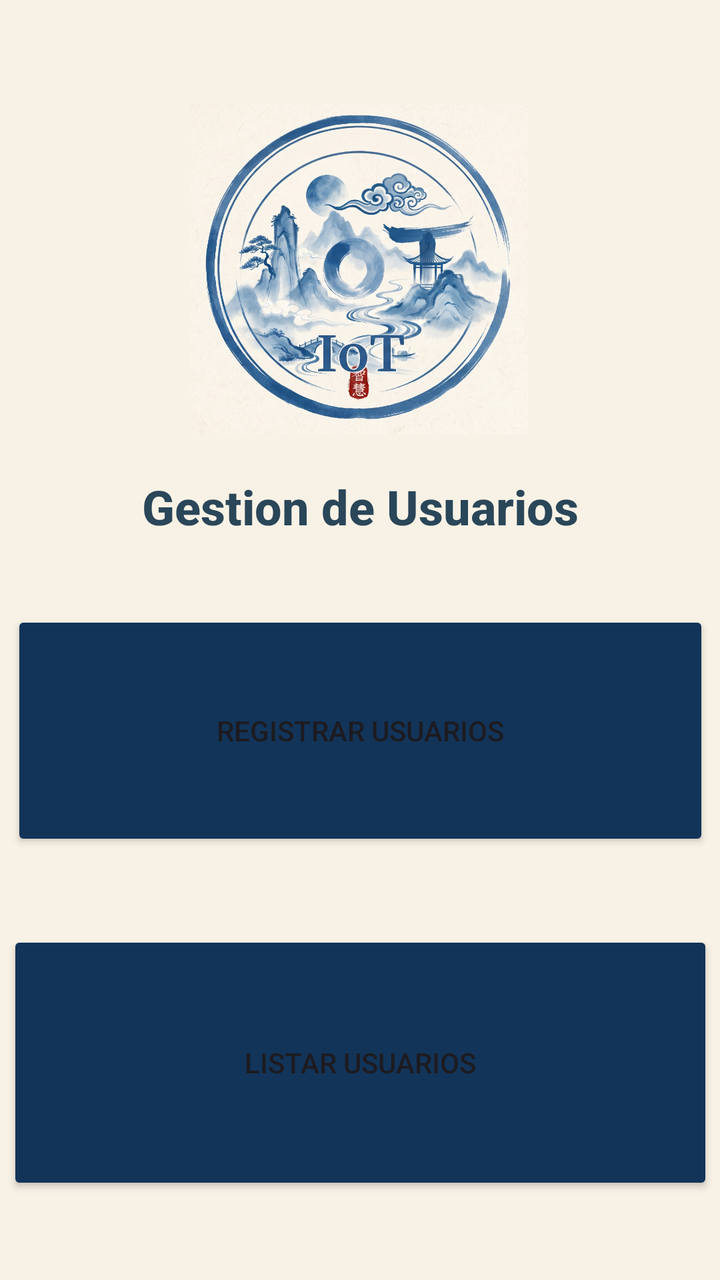
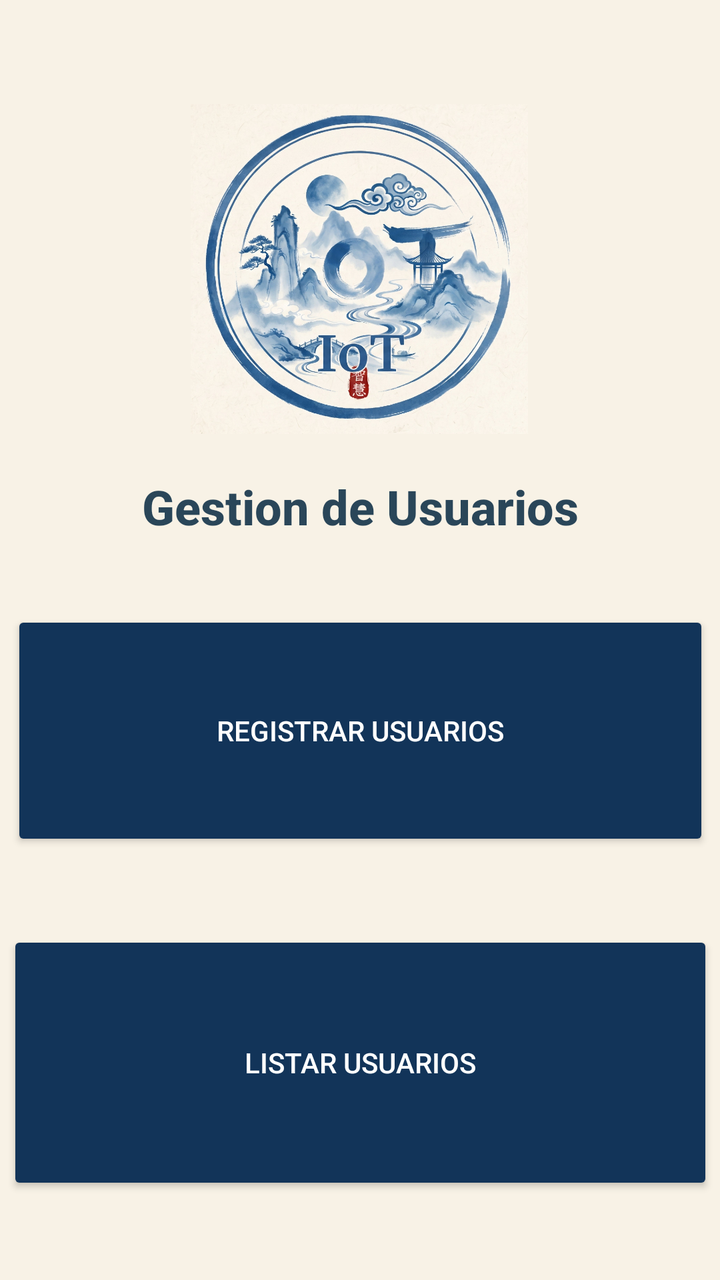

Compare the two renders of this Android layout. The source of the first and the diff that turns it into the second are given below.
<!-- AndroidManifest.xml: application theme Theme.Ejemplo1 -->
<!-- res/layout/activity_gestion_usuarios.xml -->
<?xml version="1.0" encoding="utf-8"?>
<androidx.constraintlayout.widget.ConstraintLayout xmlns:android="http://schemas.android.com/apk/res/android"
    xmlns:app="http://schemas.android.com/apk/res-auto"
    xmlns:tools="http://schemas.android.com/tools"
    android:id="@+id/main"
    android:layout_width="match_parent"
    android:layout_height="match_parent"
    android:background="#F8F2E6"
    tools:context=".GestionUsuarios">

    <ImageView
        android:id="@+id/imageView6"
        android:layout_width="312dp"
        android:layout_height="165dp"
        android:layout_marginTop="52dp"
        app:layout_constraintEnd_toEndOf="parent"
        app:layout_constraintHorizontal_bias="0.494"
        app:layout_constraintStart_toStartOf="parent"
        app:layout_constraintTop_toTopOf="parent"
        app:srcCompat="@drawable/logo" />

    <TextView
        android:id="@+id/textView5"
        android:layout_width="wrap_content"
        android:layout_height="wrap_content"
        android:layout_marginTop="20dp"
        android:fontFamily="sans-serif-medium"
        android:text="Gestion de Usuarios"
        android:textColor="#DA072940"
        android:textSize="24sp"
        android:textStyle="bold"
        app:layout_constraintEnd_toEndOf="parent"
        app:layout_constraintStart_toStartOf="parent"
        app:layout_constraintTop_toBottomOf="@+id/imageView6" />

    <Button
        android:id="@+id/btnRegistrarUsuarios"
        android:layout_width="349dp"
        android:layout_height="120dp"
        android:layout_marginTop="36dp"
        android:backgroundTint="#123459"
        android:text="Registrar Usuarios"
        app:layout_constraintEnd_toEndOf="parent"
        app:layout_constraintStart_toStartOf="parent"
        app:layout_constraintTop_toBottomOf="@+id/textView5" />

    <Button
        android:id="@+id/btnListar"
        android:layout_width="353dp"
        android:layout_height="132dp"
        android:layout_marginTop="40dp"
        android:backgroundTint="#123459"
        android:text="Listar Usuarios"
        app:layout_constraintEnd_toEndOf="parent"
        app:layout_constraintStart_toStartOf="parent"
        app:layout_constraintTop_toBottomOf="@+id/btnRegistrarUsuarios" />
</androidx.constraintlayout.widget.ConstraintLayout>
<!-- resources referenced by this layout -->
<resources>
  <!-- drawable logo: jpg bitmap (drawable, 247364 bytes) -->
  <style name="Theme.Ejemplo1" parent="Base.Theme.Ejemplo1" />
  <style name="Base.Theme.Ejemplo1" parent="Theme.Material3.DayNight.NoActionBar">
          
          
      </style>
</resources>

<!-- the commit's change to res/layout/activity_gestion_usuarios.xml (unified diff, before → after) -->
@@ -39,6 +39,7 @@
         android:layout_height="120dp"
         android:layout_marginTop="36dp"
         android:backgroundTint="#123459"
+        android:textColor="#FFFFFF"
         android:text="Registrar Usuarios"
         app:layout_constraintEnd_toEndOf="parent"
         app:layout_constraintStart_toStartOf="parent"
@@ -50,6 +51,7 @@
         android:layout_height="132dp"
         android:layout_marginTop="40dp"
         android:backgroundTint="#123459"
+        android:textColor="#FFFFFF"
         android:text="Listar Usuarios"
         app:layout_constraintEnd_toEndOf="parent"
         app:layout_constraintStart_toStartOf="parent"
